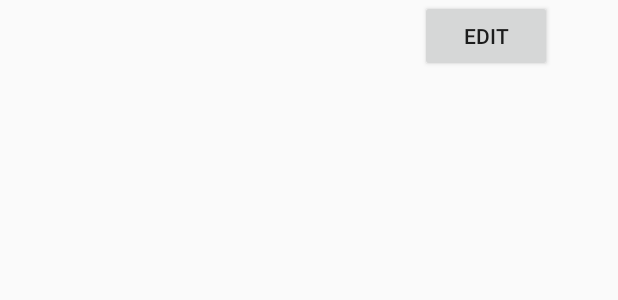
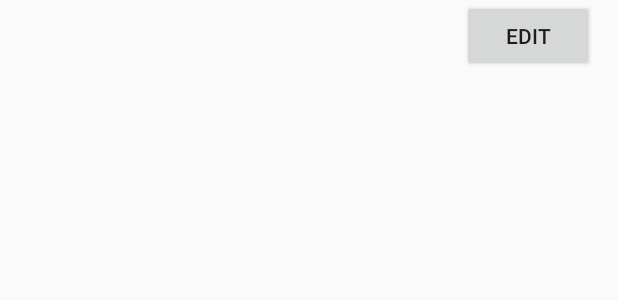
Before and after one commit to AminDhouib/home_service_booking_android, an Android app: the layout service_list.xml on its own in the app's theme, with its tools: preview values and no code run, on a phone screen of 412 x 824 dp. Shown: the top 300 px of the screen. Run offline under Robolectric (Android 15) with nearby library versions, the phone set to English and light mode, and no system bars.

Commit message:
refixed edit button

```diff
--- a/app/src/main/res/layout/service_list.xml
+++ b/app/src/main/res/layout/service_list.xml
@@ -11,7 +11,7 @@
 
 
         <LinearLayout
-            android:layout_width="280dp"
+            android:layout_width="308dp"
             android:layout_height="wrap_content"
             android:orientation="vertical">
 
```
